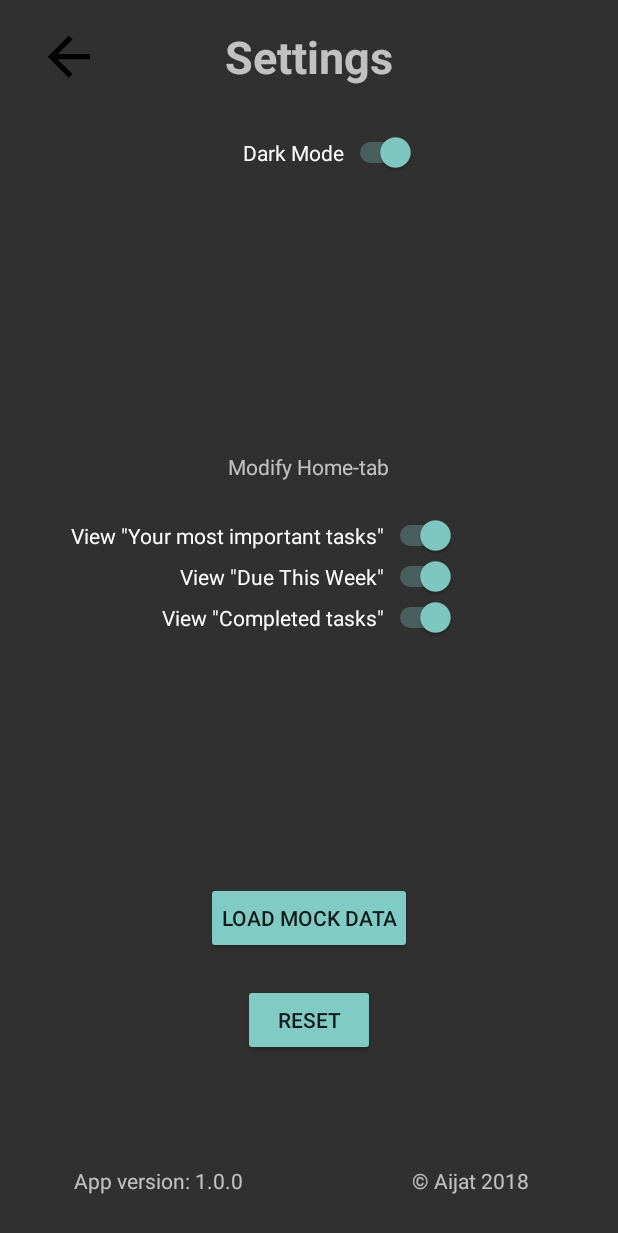
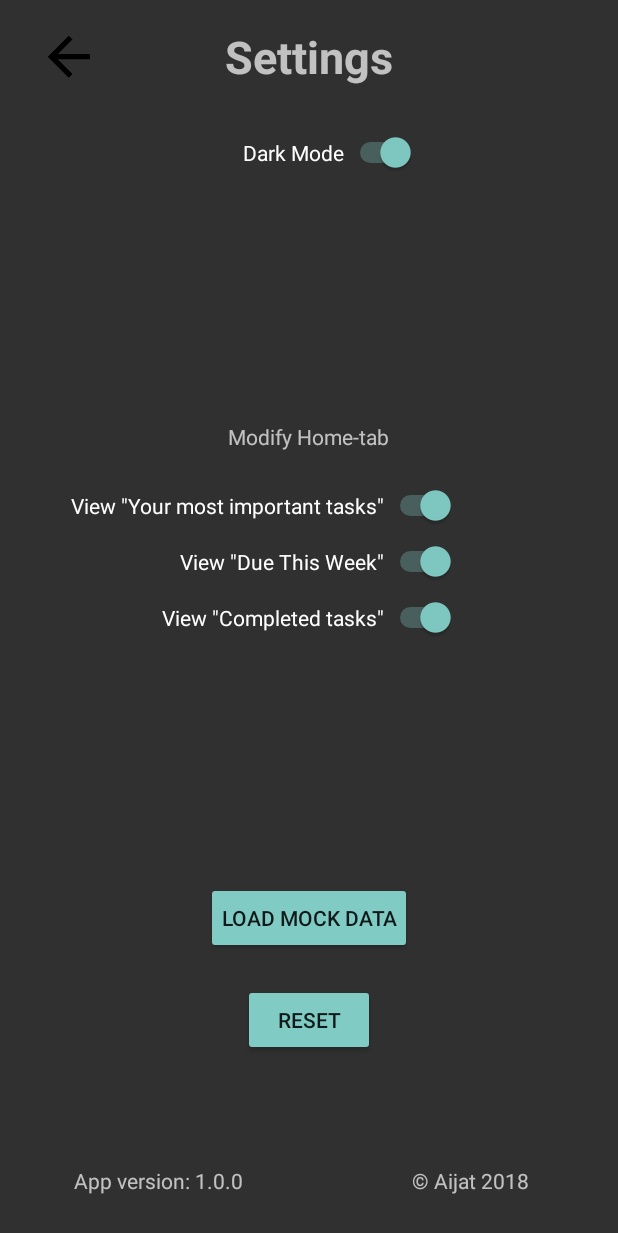
Before and after one commit to laakko/juggernaul, an Android app: the screen it shows after launch (SettingsActivity), after a tap on "Settings", on a phone screen of 412 x 824 dp. Shown: the top 1233 px of the screen. Run offline under Robolectric (Android 15) with nearby library versions, the phone set to English and light mode, and no system bars.

Commit message:
Category filtering index bug fixed (Now for real). Small UI fixes. Added juggernaul- app icon.

```diff
--- a/juggernaul/app/src/main/AndroidManifest.xml
+++ b/juggernaul/app/src/main/AndroidManifest.xml
@@ -9,7 +9,7 @@
         android:allowBackup="true"
         android:icon="@mipmap/ic_launcher"
         android:label="@string/app_name"
-        android:roundIcon="@mipmap/ic_launcher_round"
+        android:roundIcon="@mipmap/ic_launcher"
         android:supportsRtl="true"
         android:theme="@style/AppTheme">
         <activity
--- a/juggernaul/app/src/main/java/com/aijat/juggernaul/HomeTab.java
+++ b/juggernaul/app/src/main/java/com/aijat/juggernaul/HomeTab.java
@@ -117,10 +117,10 @@ public class HomeTab extends Fragment implements View.OnClickListener {
 
             taskArrayHomeAdapter3 = new TaskArrayHomeAdapter(getContext().getApplicationContext(), completedTasks);
 
-            gridView2.setOnItemClickListener(new AdapterView.OnItemClickListener() {
+            gridView3.setOnItemClickListener(new AdapterView.OnItemClickListener() {
                 @Override
                 public void onItemClick(AdapterView<?> adapterView, View view, int i, long l) {
-                    int selectedTaskId = taskArrayHomeAdapter2.getItem(i).getId();
+                    int selectedTaskId = taskArrayHomeAdapter3.getItem(i).getId();
                     Intent intent = new Intent(getActivity(), TaskActivity.class);
                     intent.putExtra("taskId", selectedTaskId);
                     startActivityForResult(intent, 0);
@@ -144,6 +144,7 @@ public class HomeTab extends Fragment implements View.OnClickListener {
         inflater.inflate(R.menu.menu, menu);
         super.onCreateOptionsMenu(menu, inflater);
         // Hide sort options in HomeTab
+        /*
         MenuItem sort1 = menu.findItem(R.id.sort1); sort1.setVisible(false);
         MenuItem sort2 = menu.findItem(R.id.sort2); sort2.setVisible(false);
         MenuItem sort3 = menu.findItem(R.id.sort3); sort3.setVisible(false);
@@ -151,6 +152,7 @@ public class HomeTab extends Fragment implements View.OnClickListener {
         MenuItem check1 = menu.findItem(R.id.checkOther); check1.setVisible(false);
         MenuItem check2 = menu.findItem(R.id.checkWork); check2.setVisible(false);
         MenuItem check3 = menu.findItem(R.id.checkSchool); check3.setVisible(false);
+        */
 
     } @Override
     public boolean onOptionsItemSelected(MenuItem item) {
--- a/juggernaul/app/src/main/java/com/aijat/juggernaul/MainActivity.java
+++ b/juggernaul/app/src/main/java/com/aijat/juggernaul/MainActivity.java
@@ -60,6 +60,7 @@ public class MainActivity extends AppCompatActivity {
         setContentView(R.layout.activity_main);
         Toolbar toolbar = findViewById(R.id.toolbar);
         setSupportActionBar(toolbar);
+        getSupportActionBar().setTitle(null);
 
         TabLayout tabLayout = findViewById(R.id.tab_layout);
         tabLayout.addTab(tabLayout.newTab().setText("Home"));
--- a/juggernaul/app/src/main/java/com/aijat/juggernaul/TaskArrayAdapter.java
+++ b/juggernaul/app/src/main/java/com/aijat/juggernaul/TaskArrayAdapter.java
@@ -27,7 +27,7 @@ public class TaskArrayAdapter extends ArrayAdapter<Task> {
 
     private Context mContext;
     private List<Task> taskList = new ArrayList<>();
-    private SortedSet<Integer> hiddenTasks = new TreeSet<>();
+    public final static SortedSet<Integer> hiddenTasks = new TreeSet<>();
 
     public TaskArrayAdapter(@NonNull Context context, ArrayList<Task> list) {
         super(context, 0 , list);
@@ -76,17 +76,16 @@ public class TaskArrayAdapter extends ArrayAdapter<Task> {
     }
 
 
+
     // Handle hidden tasks
     public final void hideItem(int itemToHide) {
         hiddenTasks.add(itemToHide);
-        Task currentTask = taskList.get(itemToHide);
         notifyDataSetChanged();
 
     }
 
     public final void restoreItem(int itemToRestore) {
         hiddenTasks.remove(itemToRestore);
-        Task currentTask = taskList.get(itemToRestore);
         notifyDataSetChanged();
     }
 
@@ -95,7 +94,7 @@ public class TaskArrayAdapter extends ArrayAdapter<Task> {
     }
 
     @Override
-    public int getCount() {
+    public final int getCount() {
         return taskList.size() - hiddenTasks.size();
     }
 
--- a/juggernaul/app/src/main/res/layout/activity_settings.xml
+++ b/juggernaul/app/src/main/res/layout/activity_settings.xml
@@ -99,6 +99,7 @@
         android:layout_height="wrap_content"
         android:layout_above="@+id/switchCompleted"
         android:layout_alignEnd="@+id/switchCompleted"
+        android:layout_marginTop="10dp"
         android:text='View "Due This Week"' />
 
     <Switch
@@ -107,6 +108,7 @@
         android:layout_height="wrap_content"
         android:layout_centerHorizontal="true"
         android:layout_centerVertical="true"
+        android:layout_marginTop="10dp"
         android:text='View "Completed tasks"' />
 
     <Switch
--- a/juggernaul/app/src/main/res/menu/menu.xml
+++ b/juggernaul/app/src/main/res/menu/menu.xml
@@ -13,7 +13,6 @@
         app:showAsAction="always"></item>
     <item
         android:id="@+id/sort1"
-        android:icon="@android:drawable/ic_menu_sort_alphabetically"
         android:title="Sort by Title"></item>
     <item android:title="Sort by DL" android:id="@+id/sort2"></item>
     <item android:title="Sort by PRIO" android:id="@+id/sort3"></item>
```
Also changed, not shown: juggernaul/app/src/main/java/com/aijat/juggernaul/ListTab.java (+20 -5 lines), juggernaul/app/src/main/res/layout/activity_main.xml (+9 -2 lines), juggernaul/app/src/main/res/values/styles.xml (+8 -2 lines), juggernaul/app/src/main/res/mipmap-hdpi/ic_launcher.png, juggernaul/app/src/main/res/mipmap-hdpi/ic_launcher_round.png (deleted), juggernaul/app/src/main/res/mipmap-mdpi/ic_launcher.png, juggernaul/app/src/main/res/mipmap-mdpi/ic_launcher_round.png (deleted), juggernaul/app/src/main/res/mipmap-xhdpi/ic_launcher.png, juggernaul/app/src/main/res/mipmap-xhdpi/ic_launcher_round.png (deleted), juggernaul/app/src/main/res/mipmap-xxhdpi/ic_launcher.png, juggernaul/app/src/main/res/mipmap-xxhdpi/ic_launcher_round.png (deleted), juggernaul/app/src/main/res/mipmap-xxxhdpi/ic_launcher.png, juggernaul/app/src/main/res/mipmap-xxxhdpi/ic_launcher_round.png (deleted).
